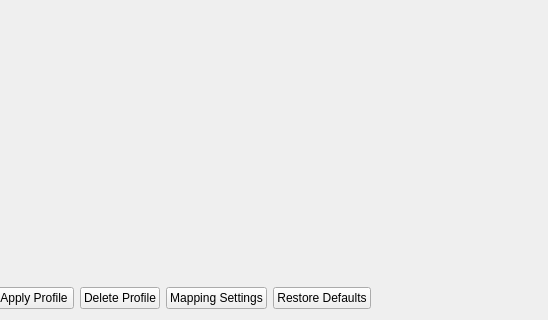
PCSX2/pcsx2, file pcsx2-qt/Settings/ControllerSettingsWindow.ui: the form before one commit; both pictures show x 413 to 961 and y 370 to 690 of the 1318 by 690 pixel window.
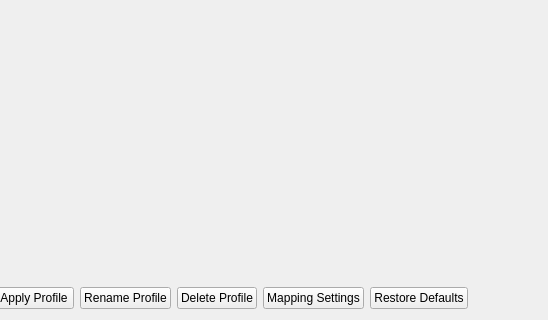
The form after the commit. Icons and pictures are not drawn.

Commit message: Added rename input profile function

What changed in the file:
```diff
--- a/pcsx2-qt/Settings/ControllerSettingsWindow.ui
+++ b/pcsx2-qt/Settings/ControllerSettingsWindow.ui
@@ -113,6 +113,16 @@
          </property>
         </widget>
        </item>
+	   <item>
+		<widget class="QPushButton" name="renameProfile">
+		 <property name="text">
+		  <string>Rename Profile</string>
+		 </property>
+		 <property name="icon">
+		  <iconset theme="pencil-line"/>
+		 </property>
+		</widget>
+	   </item>
        <item>
         <widget class="QPushButton" name="deleteProfile">
          <property name="text">
```
The commit also changes 2 other files.
